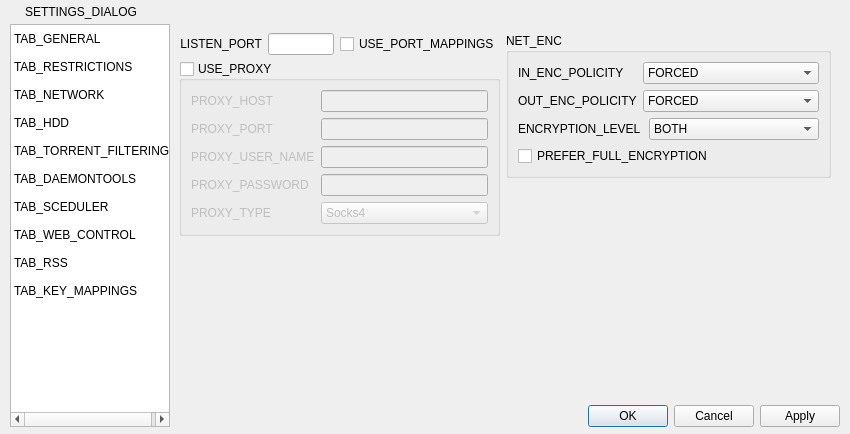
First picture: the form in src/core/gui/FormFiles/SettingsDialog.ui, repository CuteTorrent/CuteTorrent, before the edit.
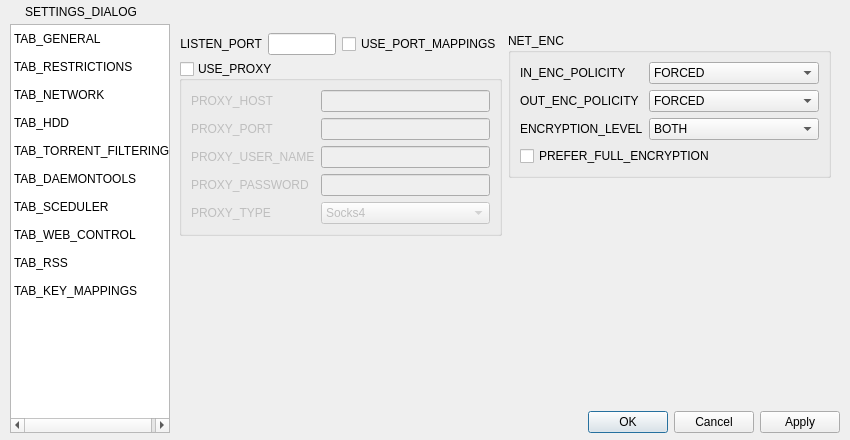
Second picture: the form after the edit. The open tabs and pages were chosen to show the change. Icons and pictures are not drawn.

Diff of the .ui file:
```diff
--- a/src/core/gui/FormFiles/SettingsDialog.ui
+++ b/src/core/gui/FormFiles/SettingsDialog.ui
@@ -7,7 +7,7 @@
     <x>0</x>
     <y>0</y>
     <width>811</width>
-    <height>395</height>
+    <height>407</height>
    </rect>
   </property>
   <property name="windowTitle">
@@ -153,7 +153,7 @@
       <property name="horizontalSpacing">
        <number>0</number>
       </property>
-      <item row="0" column="0" rowspan="2">
+      <item row="0" column="0" rowspan="3">
        <widget class="QListWidget" name="listWidget">
         <property name="sizePolicy">
          <sizepolicy hsizetype="Preferred" vsizetype="Preferred">
@@ -244,6 +244,13 @@
         </item>
        </widget>
       </item>
+      <item row="2" column="1">
+       <widget class="QDialogButtonBox" name="buttonBox">
+        <property name="standardButtons">
+         <set>QDialogButtonBox::Apply|QDialogButtonBox::Cancel|QDialogButtonBox::Ok</set>
+        </property>
+       </widget>
+      </item>
       <item row="0" column="1">
        <widget class="QStackedWidget" name="stackedWidget">
         <property name="currentIndex">
@@ -864,11 +871,21 @@
              <bool>false</bool>
             </property>
             <layout class="QGridLayout" name="gridLayout_28">
-             <item row="0" column="1" colspan="2">
+             <item row="0" column="0">
+              <widget class="QLabel" name="label_27">
+               <property name="text">
+                <string>IN_ENC_POLICITY</string>
+               </property>
+              </widget>
+             </item>
+             <item row="0" column="1">
               <widget class="QComboBox" name="inEncPolicyComboBox">
                <property name="currentIndex">
                 <number>0</number>
                </property>
+               <property name="sizeAdjustPolicy">
+                <enum>QComboBox::AdjustToContents</enum>
+               </property>
                <item>
                 <property name="text">
                  <string>FORCED</string>
@@ -886,13 +903,6 @@
                </item>
               </widget>
              </item>
-             <item row="2" column="0" colspan="2">
-              <widget class="QLabel" name="label_29">
-               <property name="text">
-                <string>ENCRYPTION_LEVEL</string>
-               </property>
-              </widget>
-             </item>
              <item row="1" column="0">
               <widget class="QLabel" name="label_28">
                <property name="text">
@@ -900,18 +910,14 @@
                </property>
               </widget>
              </item>
-             <item row="0" column="0">
-              <widget class="QLabel" name="label_27">
-               <property name="text">
-                <string>IN_ENC_POLICITY</string>
-               </property>
-              </widget>
-             </item>
-             <item row="1" column="1" colspan="2">
+             <item row="1" column="1">
               <widget class="QComboBox" name="outEncPolicyComboBox">
                <property name="currentIndex">
                 <number>0</number>
                </property>
+               <property name="sizeAdjustPolicy">
+                <enum>QComboBox::AdjustToContents</enum>
+               </property>
                <item>
                 <property name="text">
                  <string>FORCED</string>
@@ -929,7 +935,14 @@
                </item>
               </widget>
              </item>
-             <item row="2" column="2">
+             <item row="2" column="0">
+              <widget class="QLabel" name="label_29">
+               <property name="text">
+                <string>ENCRYPTION_LEVEL</string>
+               </property>
+              </widget>
+             </item>
+             <item row="2" column="1">
               <widget class="QComboBox" name="encLevelComboBox">
                <property name="currentIndex">
                 <number>2</number>
@@ -951,7 +964,7 @@
                </item>
               </widget>
              </item>
-             <item row="3" column="0" colspan="3">
+             <item row="3" column="0" colspan="2">
               <widget class="QCheckBox" name="preferFullEncCheckBox">
                <property name="text">
                 <string>PREFER_FULL_ENCRYPTION</string>
@@ -2133,13 +2146,6 @@
         </widget>
        </widget>
       </item>
-      <item row="1" column="1">
-       <widget class="QDialogButtonBox" name="buttonBox">
-        <property name="standardButtons">
-         <set>QDialogButtonBox::Apply|QDialogButtonBox::Cancel|QDialogButtonBox::Ok</set>
-        </property>
-       </widget>
-      </item>
      </layout>
     </widget>
    </item>
```
Left out of the diff: 123 changed lines with no effect on the pictures.
